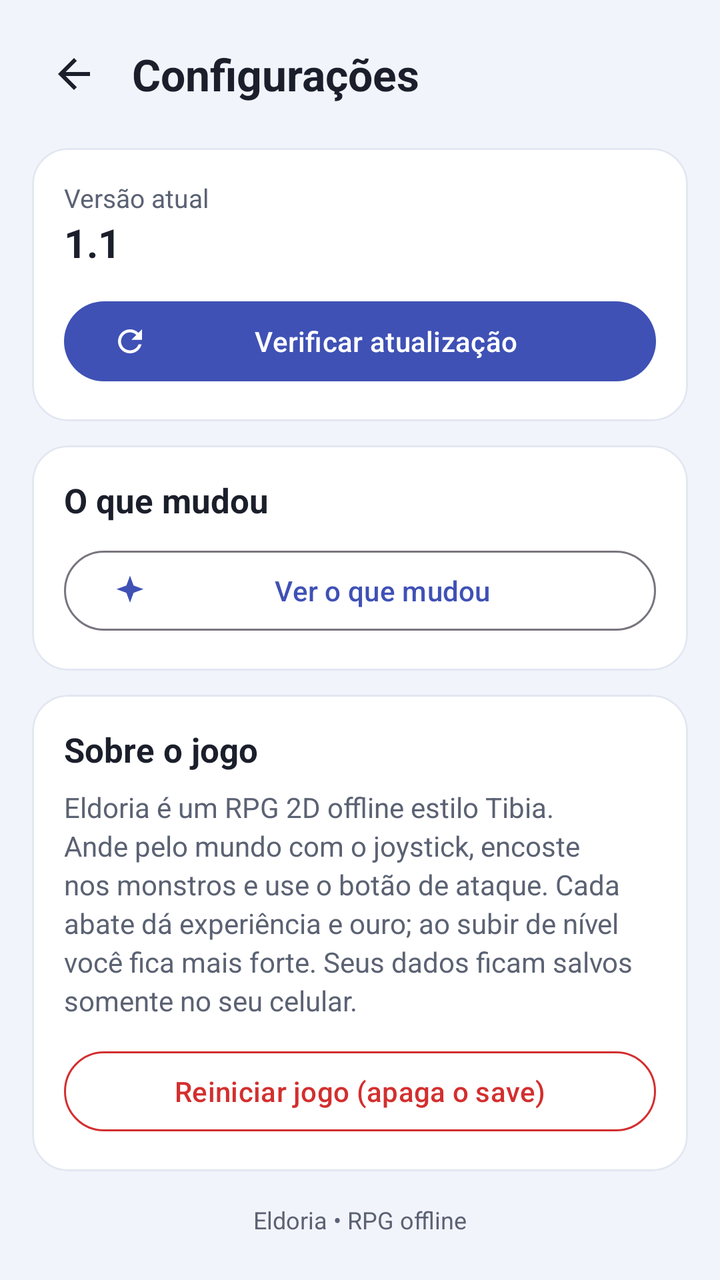
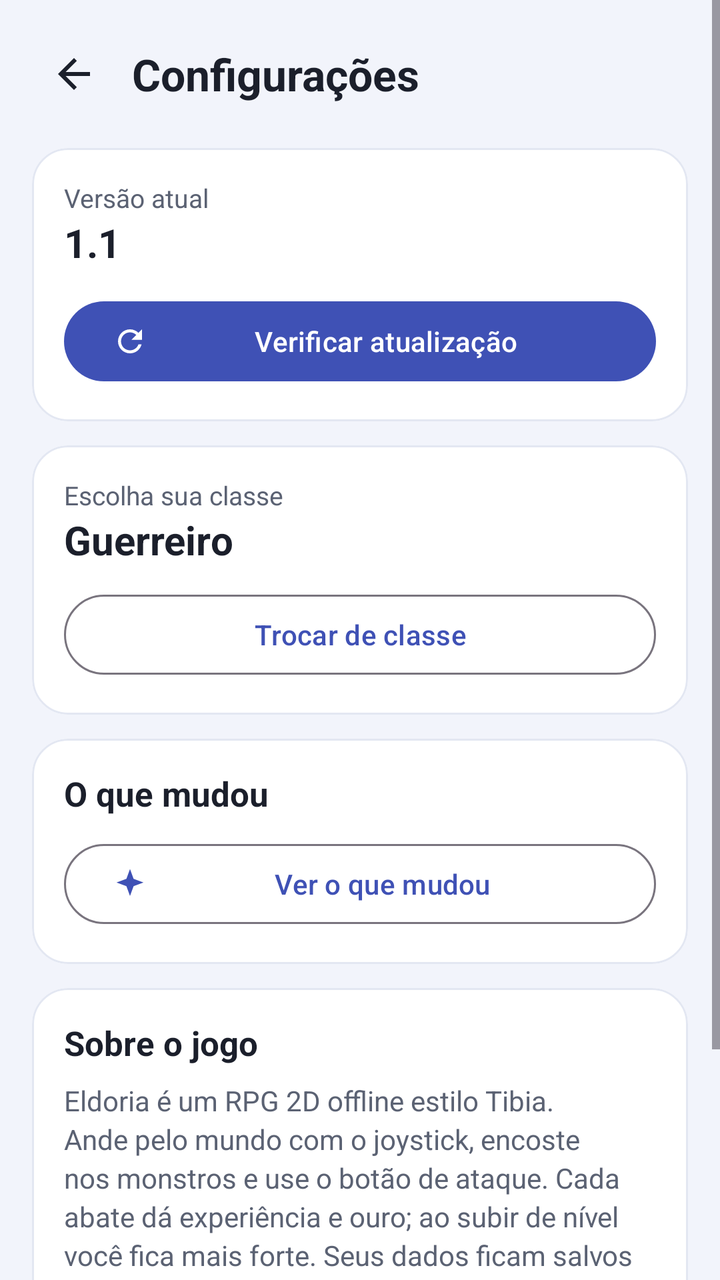

Compare the two renders of this Android layout. The source of the first and the diff that turns it into the second are given below.
<!-- AndroidManifest.xml: application theme Theme.Eldoria -->
<!-- res/layout/activity_configuracoes.xml -->
<?xml version="1.0" encoding="utf-8"?>
<ScrollView xmlns:android="http://schemas.android.com/apk/res/android"
    xmlns:app="http://schemas.android.com/apk/res-auto"
    android:layout_width="match_parent"
    android:layout_height="match_parent"
    android:background="@color/background"
    android:fillViewport="true">

    <LinearLayout
        android:layout_width="match_parent"
        android:layout_height="wrap_content"
        android:orientation="vertical"
        android:padding="16dp">

        <LinearLayout
            android:layout_width="match_parent"
            android:layout_height="wrap_content"
            android:gravity="center_vertical"
            android:orientation="horizontal">

            <ImageButton
                android:id="@+id/botao_voltar"
                android:layout_width="42dp"
                android:layout_height="42dp"
                android:background="?attr/selectableItemBackgroundBorderless"
                android:contentDescription="@string/botao_configuracoes"
                android:src="@drawable/ic_voltar"
                app:tint="@color/text_primary" />

            <TextView
                android:layout_width="wrap_content"
                android:layout_height="wrap_content"
                android:layout_marginStart="8dp"
                android:text="@string/titulo_configuracoes"
                android:textColor="@color/text_primary"
                android:textSize="22sp"
                android:textStyle="bold" />
        </LinearLayout>

        <com.google.android.material.card.MaterialCardView
            android:layout_width="match_parent"
            android:layout_height="wrap_content"
            android:layout_marginTop="16dp"
            app:cardBackgroundColor="@color/surface"
            app:cardCornerRadius="18dp"
            app:cardElevation="0dp"
            app:strokeColor="#FFE3E7F2"
            app:strokeWidth="1dp">

            <LinearLayout
                android:layout_width="match_parent"
                android:layout_height="wrap_content"
                android:orientation="vertical"
                android:padding="16dp">

                <TextView
                    android:layout_width="wrap_content"
                    android:layout_height="wrap_content"
                    android:text="@string/versao_atual"
                    android:textColor="@color/text_secondary"
                    android:textSize="13sp" />

                <TextView
                    android:id="@+id/text_versao"
                    android:layout_width="wrap_content"
                    android:layout_height="wrap_content"
                    android:text="1.1"
                    android:textColor="@color/text_primary"
                    android:textSize="20sp"
                    android:textStyle="bold" />

                <com.google.android.material.button.MaterialButton
                    android:id="@+id/botao_verificar_atualizacao"
                    android:layout_width="match_parent"
                    android:layout_height="wrap_content"
                    android:layout_marginTop="12dp"
                    android:text="@string/botao_verificar_atualizacao"
                    app:icon="@drawable/ic_atualizar" />
            </LinearLayout>
        </com.google.android.material.card.MaterialCardView>

        <com.google.android.material.card.MaterialCardView
            android:layout_width="match_parent"
            android:layout_height="wrap_content"
            android:layout_marginTop="12dp"
            app:cardBackgroundColor="@color/surface"
            app:cardCornerRadius="18dp"
            app:cardElevation="0dp"
            app:strokeColor="#FFE3E7F2"
            app:strokeWidth="1dp">

            <LinearLayout
                android:layout_width="match_parent"
                android:layout_height="wrap_content"
                android:orientation="vertical"
                android:padding="16dp">

                <TextView
                    android:layout_width="wrap_content"
                    android:layout_height="wrap_content"
                    android:text="@string/novidades_titulo"
                    android:textColor="@color/text_primary"
                    android:textSize="17sp"
                    android:textStyle="bold" />

                <com.google.android.material.button.MaterialButton
                    android:id="@+id/botao_ver_novidades"
                    style="@style/Widget.Material3.Button.OutlinedButton"
                    android:layout_width="match_parent"
                    android:layout_height="wrap_content"
                    android:layout_marginTop="10dp"
                    android:text="@string/botao_ver_novidades"
                    app:icon="@drawable/ic_sparkle" />
            </LinearLayout>
        </com.google.android.material.card.MaterialCardView>

        <com.google.android.material.card.MaterialCardView
            android:layout_width="match_parent"
            android:layout_height="wrap_content"
            android:layout_marginTop="12dp"
            app:cardBackgroundColor="@color/surface"
            app:cardCornerRadius="18dp"
            app:cardElevation="0dp"
            app:strokeColor="#FFE3E7F2"
            app:strokeWidth="1dp">

            <LinearLayout
                android:layout_width="match_parent"
                android:layout_height="wrap_content"
                android:orientation="vertical"
                android:padding="16dp">

                <TextView
                    android:layout_width="wrap_content"
                    android:layout_height="wrap_content"
                    android:text="@string/sobre_o_jogo"
                    android:textColor="@color/text_primary"
                    android:textSize="17sp"
                    android:textStyle="bold" />

                <TextView
                    android:layout_width="match_parent"
                    android:layout_height="wrap_content"
                    android:layout_marginTop="8dp"
                    android:text="@string/texto_sobre"
                    android:textColor="@color/text_secondary"
                    android:textSize="14sp"
                    android:lineSpacingExtra="3dp" />

                <com.google.android.material.button.MaterialButton
                    android:id="@+id/botao_reiniciar_jogo"
                    style="@style/Widget.Material3.Button.OutlinedButton"
                    android:layout_width="match_parent"
                    android:layout_height="wrap_content"
                    android:layout_marginTop="12dp"
                    android:text="@string/botao_reiniciar_jogo"
                    android:textColor="@color/perigo"
                    app:strokeColor="@color/perigo" />
            </LinearLayout>
        </com.google.android.material.card.MaterialCardView>

        <TextView
            android:layout_width="match_parent"
            android:layout_height="wrap_content"
            android:layout_marginTop="16dp"
            android:gravity="center"
            android:text="Eldoria • RPG offline"
            android:textColor="@color/text_secondary"
            android:textSize="12sp" />

    </LinearLayout>
</ScrollView>
<!-- resources referenced by this layout -->
<resources>
  <color name="background">#FFF2F4FB</color>
  <color name="perigo">#FFD32F2F</color>
  <color name="surface">#FFFFFFFF</color>
  <color name="text_primary">#FF1B1F2B</color>
  <color name="text_secondary">#FF5B6273</color>
  <!-- drawable ic_atualizar (drawable) -->
  <?xml version="1.0" encoding="utf-8"?>
  <vector xmlns:android="http://schemas.android.com/apk/res/android"
      android:width="24dp"
      android:height="24dp"
      android:viewportWidth="24"
      android:viewportHeight="24">
      <path
          android:fillColor="#FFFFFFFF"
          android:pathData="M17.65,6.35C16.2,4.9 14.21,4 12,4c-4.42,0 -7.99,3.58 -7.99,8s3.57,8 7.99,8c3.73,0 6.84,-2.55 7.73,-6h-2.08c-0.82,2.33 -3.04,4 -5.65,4 -3.31,0 -6,-2.69 -6,-6s2.69,-6 6,-6c1.66,0 3.14,0.69 4.22,1.78L13,11h7V4l-2.35,2.35z" />
  </vector>
  <!-- drawable ic_sparkle (drawable) -->
  <?xml version="1.0" encoding="utf-8"?>
  <vector xmlns:android="http://schemas.android.com/apk/res/android"
      android:width="24dp"
      android:height="24dp"
      android:viewportWidth="24"
      android:viewportHeight="24">
      <path
          android:fillColor="#FFFFFFFF"
          android:pathData="M12,2l2.4,6.6L21,11l-6.6,2.4L12,20l-2.4,-6.6L3,11l6.6,-2.4L12,2z" />
  </vector>
  <!-- drawable ic_voltar (drawable) -->
  <?xml version="1.0" encoding="utf-8"?>
  <vector xmlns:android="http://schemas.android.com/apk/res/android"
      android:width="24dp"
      android:height="24dp"
      android:viewportWidth="24"
      android:viewportHeight="24">
      <path
          android:fillColor="#FFFFFFFF"
          android:pathData="M20,11H7.83l5.59,-5.59L12,4l-8,8 8,8 1.41,-1.41L7.83,13H20v-2z" />
  </vector>
  <string name="botao_configuracoes">Configurações</string>
  <string name="botao_reiniciar_jogo">Reiniciar jogo (apaga o save)</string>
  <string name="botao_ver_novidades">Ver o que mudou</string>
  <string name="botao_verificar_atualizacao">Verificar atualização</string>
  <string name="novidades_titulo">O que mudou</string>
  <string name="sobre_o_jogo">Sobre o jogo</string>
  <string name="texto_sobre">Eldoria é um RPG 2D offline estilo Tibia. Ande pelo mundo com o joystick, encoste nos monstros e use o botão de ataque. Cada abate dá experiência e ouro; ao subir de nível você fica mais forte. Seus dados ficam salvos somente no seu celular.</string>
  <string name="titulo_configuracoes">Configurações</string>
  <string name="versao_atual">Versão atual</string>
  <style name="Theme.Eldoria" parent="Theme.Material3.Light.NoActionBar">
          <item name="colorPrimary">@color/primary</item>
          <item name="colorOnPrimary">@color/on_primary</item>
          <item name="colorPrimaryContainer">@color/primary_container</item>
          <item name="colorOnPrimaryContainer">@color/primary_dark</item>
          <item name="colorSecondary">@color/accent</item>
          <item name="colorOnSecondary">@color/on_accent</item>
          <item name="colorError">@color/perigo</item>
          <item name="android:colorBackground">@color/background</item>
          <item name="colorSurface">@color/surface</item>
          <item name="colorOnSurface">@color/text_primary</item>
          <item name="android:statusBarColor">@color/primary_dark</item>
          <item name="android:windowBackground">@color/background</item>
      </style>
  <color name="primary">#FF3F51B5</color>
  <color name="on_primary">#FFFFFFFF</color>
  <color name="primary_container">#FFDDE3FF</color>
  <color name="primary_dark">#FF283593</color>
  <color name="accent">#FFFFB300</color>
  <color name="on_accent">#FF3E2C00</color>
</resources>

<!-- the commit's change to res/layout/activity_configuracoes.xml (unified diff, before → after) -->
@@ -98,6 +98,48 @@
                 <TextView
                     android:layout_width="wrap_content"
                     android:layout_height="wrap_content"
+                    android:text="@string/classe_titulo"
+                    android:textColor="@color/text_secondary"
+                    android:textSize="13sp" />
+
+                <TextView
+                    android:id="@+id/text_classe_atual"
+                    android:layout_width="wrap_content"
+                    android:layout_height="wrap_content"
+                    android:text="@string/classe_guerreiro"
+                    android:textColor="@color/text_primary"
+                    android:textSize="20sp"
+                    android:textStyle="bold" />
+
+                <com.google.android.material.button.MaterialButton
+                    android:id="@+id/botao_trocar_classe"
+                    style="@style/Widget.Material3.Button.OutlinedButton"
+                    android:layout_width="match_parent"
+                    android:layout_height="wrap_content"
+                    android:layout_marginTop="10dp"
+                    android:text="@string/botao_trocar_classe" />
+            </LinearLayout>
+        </com.google.android.material.card.MaterialCardView>
+
+        <com.google.android.material.card.MaterialCardView
+            android:layout_width="match_parent"
+            android:layout_height="wrap_content"
+            android:layout_marginTop="12dp"
+            app:cardBackgroundColor="@color/surface"
+            app:cardCornerRadius="18dp"
+            app:cardElevation="0dp"
+            app:strokeColor="#FFE3E7F2"
+            app:strokeWidth="1dp">
+
+            <LinearLayout
+                android:layout_width="match_parent"
+                android:layout_height="wrap_content"
+                android:orientation="vertical"
+                android:padding="16dp">
+
+                <TextView
+                    android:layout_width="wrap_content"
+                    android:layout_height="wrap_content"
                     android:text="@string/novidades_titulo"
                     android:textColor="@color/text_primary"
                     android:textSize="17sp"
<!-- resource entries referenced after the edit -->
@@ -40,8 +40,11 @@
   </vector>
   <string name="botao_configuracoes">Configurações</string>
   <string name="botao_reiniciar_jogo">Reiniciar jogo (apaga o save)</string>
+  <string name="botao_trocar_classe">Trocar de classe</string>
   <string name="botao_ver_novidades">Ver o que mudou</string>
   <string name="botao_verificar_atualizacao">Verificar atualização</string>
+  <string name="classe_guerreiro">Guerreiro</string>
+  <string name="classe_titulo">Escolha sua classe</string>
   <string name="novidades_titulo">O que mudou</string>
   <string name="sobre_o_jogo">Sobre o jogo</string>
   <string name="texto_sobre">Eldoria é um RPG 2D offline estilo Tibia. Ande pelo mundo com o joystick, encoste nos monstros e use o botão de ataque. Cada abate dá experiência e ouro; ao subir de nível você fica mais forte. Seus dados ficam salvos somente no seu celular.</string>
